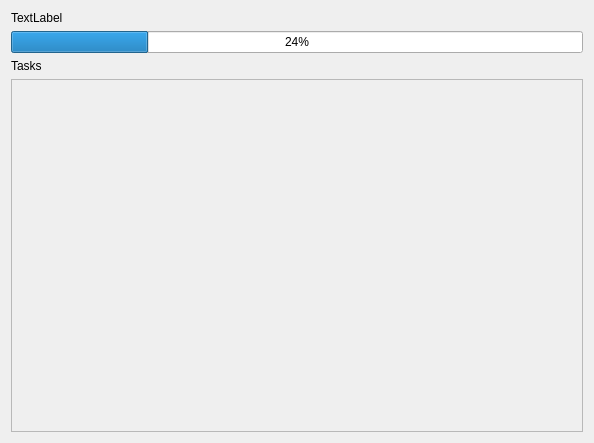
This is ui/progress.ui in ngld/old-knossos as Qt 5 draws it before an edit. The edited form follows.
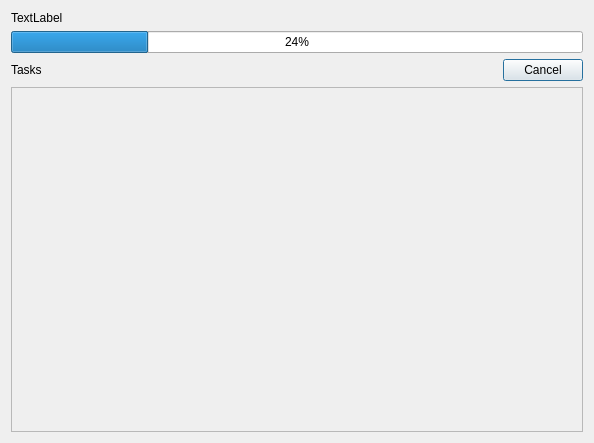
This is the edited form.

Commit message: Finished source re-ordering feature (#5). Added "Cancel" button

```diff
--- a/ui/progress.ui
+++ b/ui/progress.ui
@@ -35,6 +35,8 @@
     </widget>
    </item>
    <item>
+    <layout class="QHBoxLayout" name="horizontalLayout">
+     <item>
     <widget class="QLabel" name="label_2">
      <property name="text">
       <string>Tasks</string>
@@ -42,6 +44,28 @@
     </widget>
    </item>
    <item>
+      <spacer name="horizontalSpacer">
+       <property name="orientation">
+        <enum>Qt::Horizontal</enum>
+       </property>
+       <property name="sizeHint" stdset="0">
+        <size>
+         <width>40</width>
+         <height>20</height>
+        </size>
+       </property>
+      </spacer>
+     </item>
+     <item>
+      <widget class="QPushButton" name="abortButton">
+       <property name="text">
+        <string>Cancel</string>
+       </property>
+      </widget>
+     </item>
+    </layout>
+   </item>
+   <item>
     <widget class="QScrollArea" name="tasksArea">
      <property name="widgetResizable">
       <bool>true</bool>
@@ -52,7 +76,7 @@
         <x>0</x>
         <y>0</y>
         <width>576</width>
-        <height>360</height>
+        <height>351</height>
        </rect>
       </property>
       <layout class="QVBoxLayout" name="verticalLayout_2">
```
Lines whose indentation alone changed are shown as unchanged. The commit also changes 9 other files.
